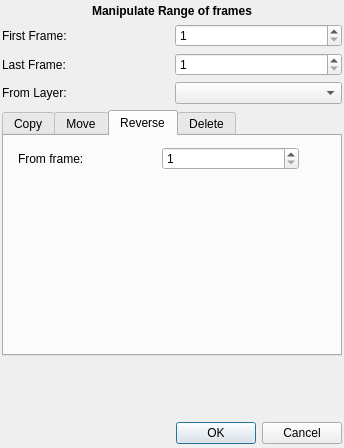
First picture: the form in app/ui/copymultiplekeyframesdialog.ui, repository pencil2d/pencil, before the edit.
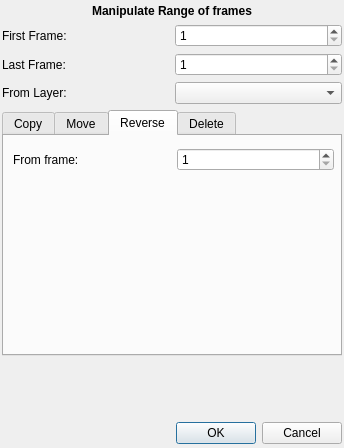
Second picture: the form after the edit. The open tabs and pages were chosen to show the change.

What changed in the file:
```diff
--- a/app/ui/copymultiplekeyframesdialog.ui
+++ b/app/ui/copymultiplekeyframesdialog.ui
@@ -232,24 +232,24 @@
       <attribute name="title">
        <string>Reverse</string>
       </attribute>
-      <widget class="QWidget" name="layoutWidget">
+      <widget class="QWidget" name="">
        <property name="geometry">
         <rect>
-         <x>14</x>
-         <y>10</y>
-         <width>281</width>
+         <x>9</x>
+         <y>11</y>
+         <width>321</width>
          <height>26</height>
         </rect>
        </property>
-       <layout class="QGridLayout" name="gridLayout_4">
-        <item row="0" column="0">
+       <layout class="QHBoxLayout" name="horizontalLayout_9">
+        <item>
          <widget class="QLabel" name="labReverseFromFrame">
           <property name="text">
            <string>From frame:</string>
           </property>
          </widget>
         </item>
-        <item row="0" column="1">
+        <item>
          <widget class="QSpinBox" name="sBoxStartReverse">
           <property name="minimum">
            <number>1</number>
```
Left out of the diff: 8 changed lines with no effect on the pictures.
